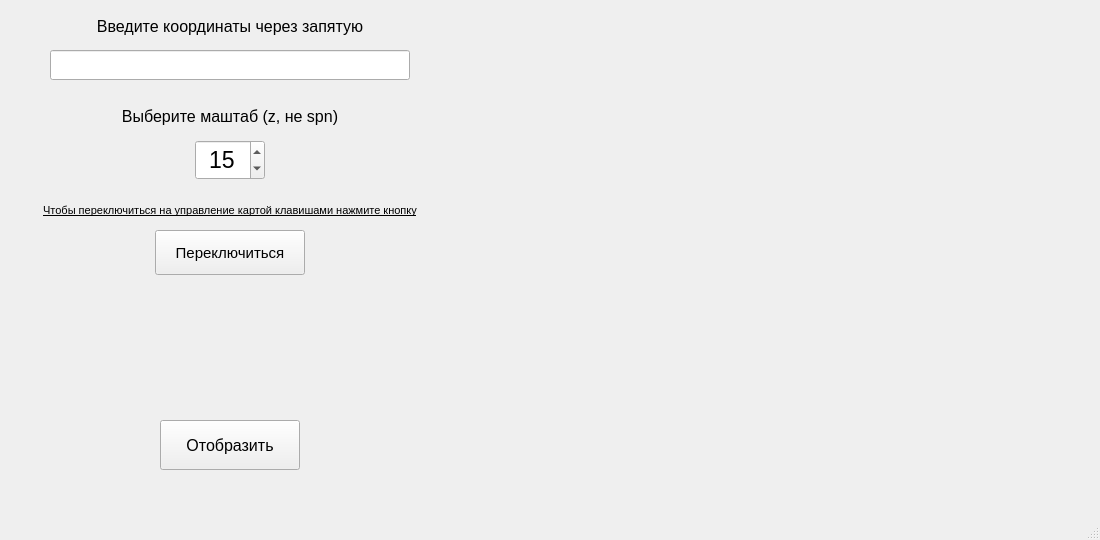
Old version of the form forms/ymaps_window_form.ui in the repository xxxazzo/YL_repo.
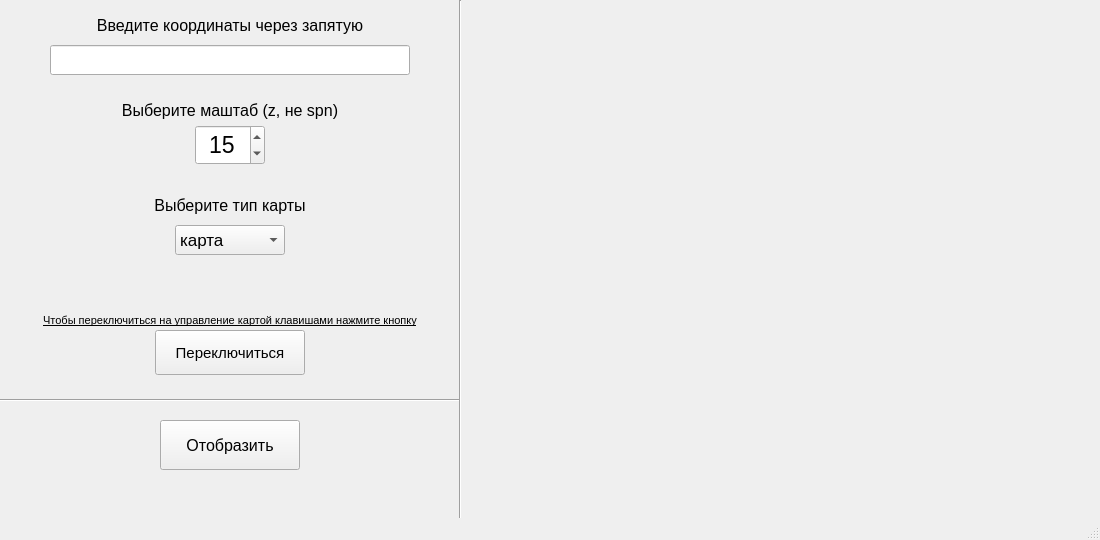
New version of the form.

Commit message: Большая задача по Maps API. Часть №4 (Если у вас не отображается картинка гибрида/спутника, то это проблемма PyQt, тк если в этот момент зайти в файл map.png, то там находится эта картинка, а значит это не проблема Yandex Maps Static Api или моего приложения)

What changed in the file:
```diff
--- a/forms/ymaps_window_form.ui
+++ b/forms/ymaps_window_form.ui
@@ -52,7 +52,7 @@
     <property name="geometry">
      <rect>
       <x>50</x>
-      <y>50</y>
+      <y>45</y>
       <width>360</width>
       <height>30</height>
      </rect>
@@ -78,7 +78,7 @@
       <x>50</x>
       <y>10</y>
       <width>360</width>
-      <height>32</height>
+      <height>30</height>
      </rect>
     </property>
     <property name="font">
@@ -97,9 +97,9 @@
     <property name="geometry">
      <rect>
       <x>80</x>
-      <y>100</y>
+      <y>95</y>
       <width>300</width>
-      <height>32</height>
+      <height>30</height>
      </rect>
     </property>
     <property name="font">
@@ -124,7 +124,7 @@
     <property name="geometry">
      <rect>
       <x>195</x>
-      <y>140</y>
+      <y>125</y>
       <width>70</width>
       <height>40</height>
      </rect>
@@ -172,7 +172,7 @@
     <property name="geometry">
      <rect>
       <x>10</x>
-      <y>200</y>
+      <y>310</y>
       <width>440</width>
       <height>20</height>
      </rect>
@@ -196,7 +196,7 @@
     <property name="geometry">
      <rect>
       <x>155</x>
-      <y>230</y>
+      <y>330</y>
       <width>150</width>
       <height>45</height>
      </rect>
@@ -215,6 +215,112 @@
      <string>Переключиться</string>
     </property>
    </widget>
+   <widget class="QComboBox" name="map_choices">
+    <property name="geometry">
+     <rect>
+      <x>175</x>
+      <y>225</y>
+      <width>110</width>
+      <height>30</height>
+     </rect>
+    </property>
+    <property name="font">
+     <font>
+      <pointsize>13</pointsize>
+     </font>
+    </property>
+    <property name="focusPolicy">
+     <enum>Qt::NoFocus</enum>
+    </property>
+    <property name="editable">
+     <bool>false</bool>
+    </property>
+    <property name="iconSize">
+     <size>
+      <width>40</width>
+      <height>20</height>
+     </size>
+    </property>
+    <item>
+     <property name="text">
+      <string>карта</string>
+     </property>
+    </item>
+    <item>
+     <property name="text">
+      <string>спутник</string>
+     </property>
+    </item>
+    <item>
+     <property name="text">
+      <string>гибрид</string>
+     </property>
+    </item>
+   </widget>
+   <widget class="QLabel" name="label_4">
+    <property name="geometry">
+     <rect>
+      <x>80</x>
+      <y>190</y>
+      <width>300</width>
+      <height>30</height>
+     </rect>
+    </property>
+    <property name="font">
+     <font>
+      <pointsize>12</pointsize>
+     </font>
+    </property>
+    <property name="layoutDirection">
+     <enum>Qt::LeftToRight</enum>
+    </property>
+    <property name="autoFillBackground">
+     <bool>false</bool>
+    </property>
+    <property name="text">
+     <string>Выберите тип карты</string>
+    </property>
+    <property name="alignment">
+     <set>Qt::AlignCenter</set>
+    </property>
+   </widget>
+   <widget class="Line" name="line">
+    <property name="geometry">
+     <rect>
+      <x>0</x>
+      <y>390</y>
+      <width>460</width>
+      <height>20</height>
+     </rect>
+    </property>
+    <property name="orientation">
+     <enum>Qt::Horizontal</enum>
+    </property>
+   </widget>
+   <widget class="Line" name="line_2">
+    <property name="geometry">
+     <rect>
+      <x>450</x>
+      <y>0</y>
+      <width>20</width>
+      <height>540</height>
+     </rect>
+    </property>
+    <property name="font">
+     <font>
+      <pointsize>8</pointsize>
+      <weight>50</weight>
+      <bold>false</bold>
+      <underline>false</underline>
+     </font>
+    </property>
+    <property name="lineWidth">
+     <number>1</number>
+    </property>
+    <property name="orientation">
+     <enum>Qt::Vertical</enum>
+    </property>
+   </widget>
   </widget>
   <widget class="QMenuBar" name="menubar">
    <property name="geometry">
```
The commit also changes 1 other file.
